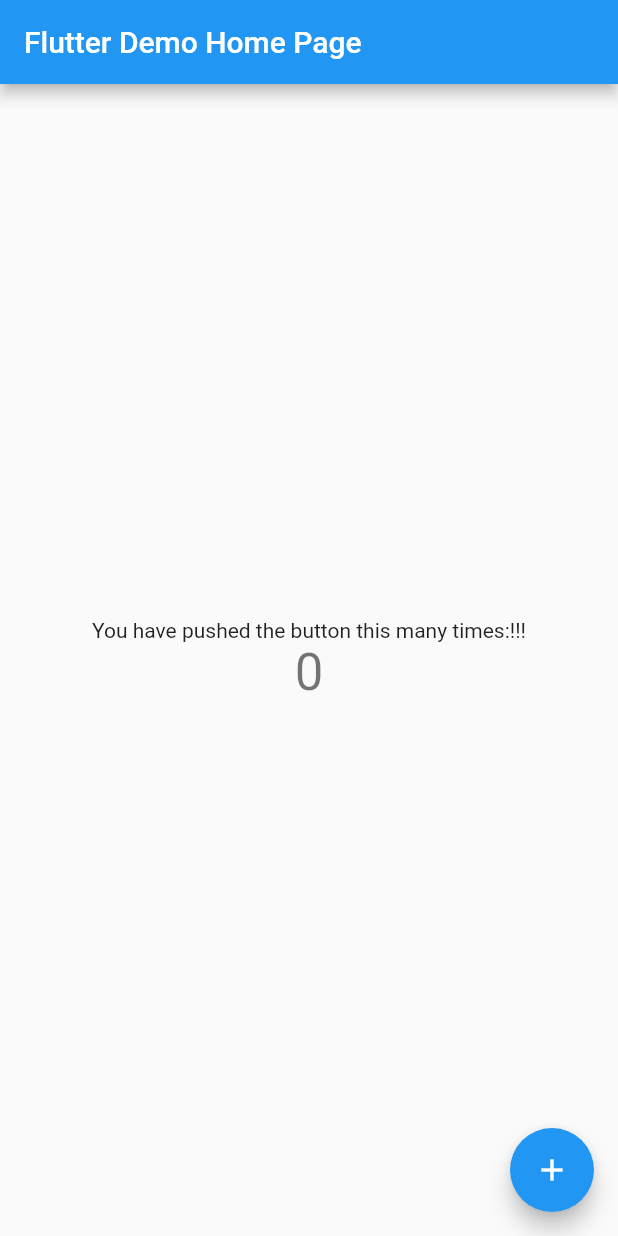
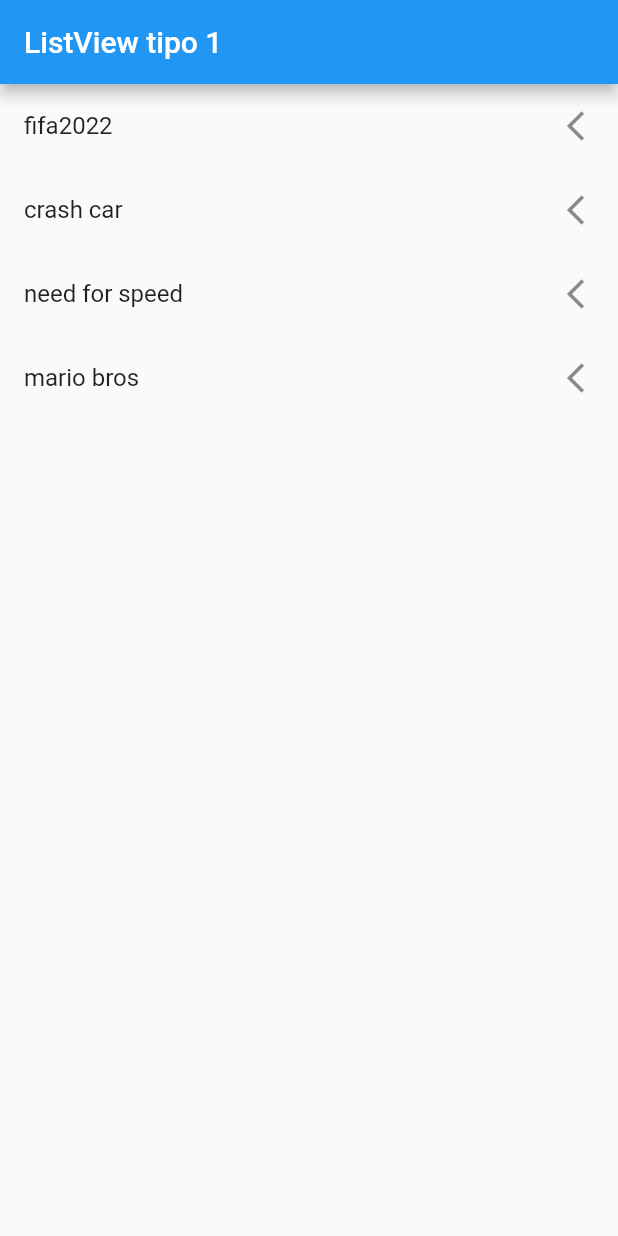
Before and after one commit to alexis19b/flutterapp, a Flutter app: the screen it shows after launch, on a phone screen of 412 x 824 dp. Run offline on Flutter 3.47's test engine with Material 2 defaults, Android fonts, the phone set to English and light mode, and no system bars.

Commit message:
listView1

```diff
--- a/lib/main.dart
+++ b/lib/main.dart
@@ -1,115 +1,17 @@
 import 'package:flutter/material.dart';
 
-void main() {
-  runApp(const MyApp());
-}
+import 'package:fl_components/screens/listview1_screen.dart';
+
+void main() => runApp(const MyApp());
 
 class MyApp extends StatelessWidget {
   const MyApp({super.key});
 
-  // This widget is the root of your application.
   @override
   Widget build(BuildContext context) {
-    return MaterialApp(
-      title: 'Flutter Demo',
-      theme: ThemeData(
-        // This is the theme of your application.
-        //
-        // Try running your application with "flutter run". You'll see the
-        // application has a blue toolbar. Then, without quitting the app, try
-        // changing the primarySwatch below to Colors.green and then invoke
-        // "hot reload" (press "r" in the console where you ran "flutter run",
-        // or simply save your changes to "hot reload" in a Flutter IDE).
-        // Notice that the counter didn't reset back to zero; the application
-        // is not restarted.
-        primarySwatch: Colors.blue,
-      ),
-      home: const MyHomePage(title: 'Flutter Demo Home Page'),
-    );
+    return const MaterialApp(
+        debugShowCheckedModeBanner: false,
+        title: 'Material App',
+        home: Listview1Screen());
   }
 }
-
-class MyHomePage extends StatefulWidget {
-  const MyHomePage({super.key, required this.title});
-
-  // This widget is the home page of your application. It is stateful, meaning
-  // that it has a State object (defined below) that contains fields that affect
-  // how it looks.
-
-  // This class is the configuration for the state. It holds the values (in this
-  // case the title) provided by the parent (in this case the App widget) and
-  // used by the build method of the State. Fields in a Widget subclass are
-  // always marked "final".
-
-  final String title;
-
-  @override
-  State<MyHomePage> createState() => _MyHomePageState();
-}
-
-class _MyHomePageState extends State<MyHomePage> {
-  int _counter = 0;
-
-  void _incrementCounter() {
-    setState(() {
-      // This call to setState tells the Flutter framework that something has
-      // changed in this State, which causes it to rerun the build method below
-      // so that the display can reflect the updated values. If we changed
-      // _counter without calling setState(), then the build method would not be
-      // called again, and so nothing would appear to happen.
-      _counter++;
-    });
-  }
-
-  @override
-  Widget build(BuildContext context) {
-    // This method is rerun every time setState is called, for instance as done
-    // by the _incrementCounter method above.
-    //
-    // The Flutter framework has been optimized to make rerunning build methods
-    // fast, so that you can just rebuild anything that needs updating rather
-    // than having to individually change instances of widgets.
-    return Scaffold(
-      appBar: AppBar(
-        // Here we take the value from the MyHomePage object that was created by
-        // the App.build method, and use it to set our appbar title.
-        title: Text(widget.title),
-      ),
-      body: Center(
-        // Center is a layout widget. It takes a single child and positions it
-        // in the middle of the parent.
-        child: Column(
-          // Column is also a layout widget. It takes a list of children and
-          // arranges them vertically. By default, it sizes itself to fit its
-          // children horizontally, and tries to be as tall as its parent.
-          //
-          // Invoke "debug painting" (press "p" in the console, choose the
-          // "Toggle Debug Paint" action from the Flutter Inspector in Android
-          // Studio, or the "Toggle Debug Paint" command in Visual Studio Code)
-          // to see the wireframe for each widget.
-          //
-          // Column has various properties to control how it sizes itself and
-          // how it positions its children. Here we use mainAxisAlignment to
-          // center the children vertically; the main axis here is the vertical
-          // axis because Columns are vertical (the cross axis would be
-          // horizontal).
-          mainAxisAlignment: MainAxisAlignment.center,
-          children: <Widget>[
-            const Text(
-              'You have pushed the button this many times:!!!',
-            ),
-            Text(
-              '$_counter',
-              style: Theme.of(context).textTheme.headlineMedium,
-            ),
-          ],
-        ),
-      ),
-      floatingActionButton: FloatingActionButton(
-        onPressed: _incrementCounter,
-        tooltip: 'Increment',
-        child: const Icon(Icons.add),
-      ), // This trailing comma makes auto-formatting nicer for build methods.
-    );
-  }
-}
--- /dev/null
+++ b/lib/screens/listview1_screen.dart
@@ -0,0 +1,28 @@
+import 'package:flutter/material.dart';
+
+class Listview1Screen extends StatelessWidget {
+  const Listview1Screen({Key? key}) : super(key: key);
+
+  final options = const [
+    'fifa2022',
+    'crash car',
+    'need for speed',
+    'mario bros'
+  ];
+
+  @override
+  Widget build(BuildContext context) {
+    return Scaffold(
+        appBar: AppBar(
+          title: const Text('ListView tipo 1'),
+        ),
+        body: ListView(children: [
+          ...options
+              .map((game) => ListTile(
+                    title: Text(game),
+                    trailing: const Icon(Icons.arrow_back_ios_outlined),
+                  ))
+              .toList()
+        ]));
+  }
+}
```
